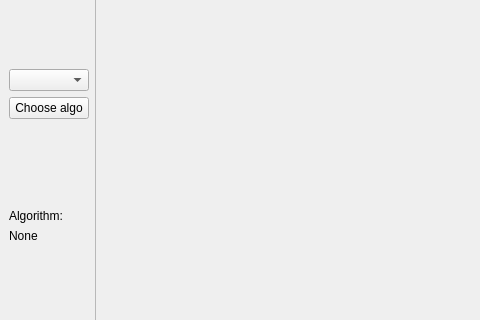
Old version of the form Graph_algorithms/GraphUI/graphplotwindow.ui in the repository symphony-of-nirfolio-uni/graph-algorithms; both pictures show x 0 to 480 and y 90 to 410 of the 613 by 559 pixel window.
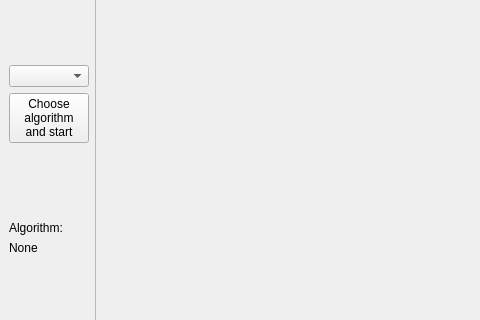
New version of the form.

Commit message: connected ui to algorithms

Patch:
```diff
--- a/Graph_algorithms/GraphUI/graphplotwindow.ui
+++ b/Graph_algorithms/GraphUI/graphplotwindow.ui
@@ -57,8 +57,16 @@
           <verstretch>0</verstretch>
          </sizepolicy>
         </property>
+        <property name="minimumSize">
+         <size>
+          <width>0</width>
+          <height>50</height>
+         </size>
+        </property>
         <property name="text">
-         <string>Choose algo</string>
+         <string>Choose
+algorithm
+and start</string>
         </property>
        </widget>
       </item>
@@ -80,6 +88,9 @@
         <property name="text">
          <string>Algorithm:</string>
         </property>
+        <property name="alignment">
+         <set>Qt::AlignLeading|Qt::AlignLeft|Qt::AlignVCenter</set>
+        </property>
        </widget>
       </item>
       <item>
@@ -87,6 +98,9 @@
         <property name="text">
          <string>None</string>
         </property>
+        <property name="alignment">
+         <set>Qt::AlignLeading|Qt::AlignLeft|Qt::AlignVCenter</set>
+        </property>
        </widget>
       </item>
       <item>
```
The commit also changes 3 other files.
